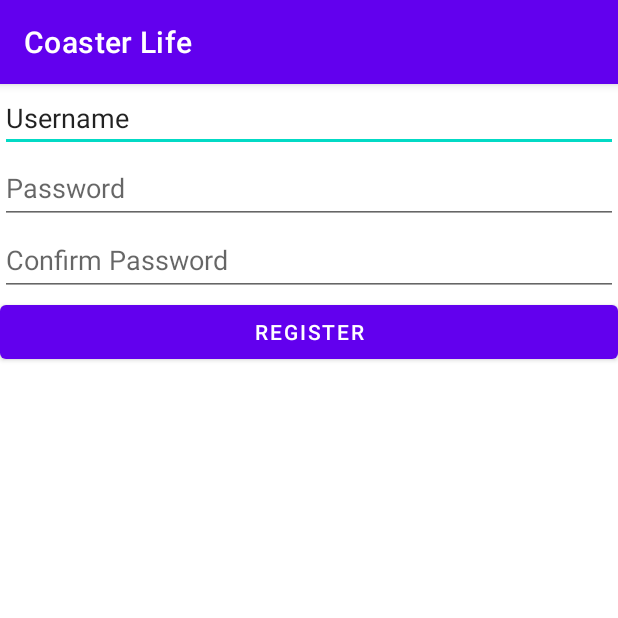
After one commit to Team-Coaster/coaster_life, an Android app: the signup screen opened directly, with no data from a screen before it, on a phone screen of 412 x 824 dp, the top half of it. The commit adds this screen. Run offline under Robolectric (Android 15) with nearby library versions, the phone set to English and light mode, and no system bars; libraries missing offline, so code that uses them is left out: com.parse.

Commit message:
Created a log in screen and a register screen.

```diff
--- a/app/build.gradle
+++ b/app/build.gradle
@@ -32,6 +32,9 @@ dependencies {
     implementation 'androidx.appcompat:appcompat:1.3.1'
     implementation 'com.google.android.material:material:1.4.0'
     implementation 'androidx.constraintlayout:constraintlayout:2.1.1'
+    implementation "com.github.parse-community.Parse-SDK-Android:parse:2.0.4"
+    implementation 'com.squareup.okhttp3:logging-interceptor:3.8.1'
+    implementation 'com.parse.bolts:bolts-android:1.4.0'
     testImplementation 'junit:junit:4.+'
     androidTestImplementation 'androidx.test.ext:junit:1.1.3'
     androidTestImplementation 'androidx.test.espresso:espresso-core:3.4.0'
--- a/app/src/main/java/com/teamcoaster/coasterlife/MainActivity.java
+++ b/app/src/main/java/com/teamcoaster/coasterlife/MainActivity.java
@@ -10,6 +10,6 @@ public class MainActivity extends AppCompatActivity {
     protected void onCreate(Bundle savedInstanceState) {
         super.onCreate(savedInstanceState);
         setContentView(R.layout.activity_main);
-        String hello = "Hello World";
+
     }
 }
--- /dev/null
+++ b/app/src/main/java/com/teamcoaster/coasterlife/signup.java
@@ -0,0 +1,75 @@
+package com.teamcoaster.coasterlife;
+
+import android.content.Intent;
+import android.os.Bundle;
+import android.util.Log;
+import android.view.View;
+import android.widget.Button;
+import android.widget.EditText;
+import android.widget.Toast;
+
+import androidx.appcompat.app.AppCompatActivity;
+
+import com.parse.ParseException;
+import com.parse.ParseUser;
+import com.parse.SignUpCallback;
+
+public class signup extends AppCompatActivity {
+
+    public static final String TAG = "SignupActivity";
+    private EditText etSignUpUsername;
+    private EditText etPassword;
+    private EditText etConfirmPassword;
+    private Button btnRegister;
+
+    protected void onCreate(Bundle savedInstanceState) {
+        super.onCreate(savedInstanceState);
+        setContentView(R.layout.activity_signup);
+        etSignUpUsername = findViewById(R.id.etSignUpUsername);
+        etPassword = findViewById(R.id.etSignUpPassword);
+        etConfirmPassword = findViewById(R.id.etConfirmPassword);
+        btnRegister = findViewById(R.id.btnRegister);
+
+        btnRegister.setOnClickListener(new View.OnClickListener() {
+            @Override
+            public void onClick(View view) {
+                String useName = etSignUpUsername.getText().toString();
+                String pwd = etPassword.getText().toString();
+                String confirm = etConfirmPassword.getText().toString();
+
+                if (pwd.equals(confirm)) {
+                    ParseUser user = new ParseUser();
+                    user.setUsername(useName);
+                    user.setPassword(pwd);
+                    user.signUpInBackground(new SignUpCallback() {
+                        @Override
+                        public void done(ParseException e) {
+                            if (e  == null) {
+                                ParseUser.logOut();
+                                Toast.makeText(signup.this, "You are registered " + useName, Toast.LENGTH_SHORT).show();
+                                goLogin();
+                            } else {
+                                Log.e(TAG, "Issue with sign up", e);
+                                return;
+                            }
+                        }
+                    });
+                }
+
+                else {
+                    Log.i(TAG, "Passwords dont match");
+                    Toast.makeText(signup.this, "Passwords must match in order to register", Toast.LENGTH_SHORT).show();
+                }
+            }
+        });
+
+
+
+    }
+
+    private void goLogin() {
+        Intent i = new Intent(this, Login.class);
+        startActivity(i);
+        finish();
+    }
+}
--- /dev/null
+++ b/app/src/main/res/layout/activity_signup.xml
@@ -0,0 +1,45 @@
+<?xml version="1.0" encoding="utf-8"?>
+<LinearLayout
+    xmlns:android="http://schemas.android.com/apk/res/android"
+    xmlns:app="http://schemas.android.com/apk/res-auto"
+    xmlns:tools="http://schemas.android.com/tools"
+    android:layout_width="match_parent"
+    android:layout_height="match_parent"
+    android:orientation="vertical"
+    tools:context=".signup">
+
+    <EditText
+        android:id="@+id/etSignUpUsername"
+        android:layout_width="match_parent"
+        android:layout_height="wrap_content"
+        android:ems="10"
+        android:hint="@string/username"
+        android:inputType="textPersonName"
+        android:text="@string/username" />
+
+    <EditText
+        android:id="@+id/etSignUpPassword"
+        android:layout_width="match_parent"
+        android:layout_height="wrap_content"
+        android:ems="10"
+        android:hint="@string/password"
+        android:inputType="textPersonName|textWebPassword"
+        android:minHeight="48dp"
+        tools:text="@string/password" />
+
+    <EditText
+        android:id="@+id/etConfirmPassword"
+        android:layout_width="match_parent"
+        android:layout_height="wrap_content"
+        android:ems="10"
+        android:hint="@string/conPassword"
+        android:inputType="textPersonName|textWebPassword"
+        android:minHeight="48dp"
+        tools:text="@string/conPassword" />
+
+    <Button
+        android:id="@+id/btnRegister"
+        android:layout_width="match_parent"
+        android:layout_height="wrap_content"
+        android:text="@string/register" />
+</LinearLayout>
--- a/app/src/main/res/values/strings.xml
+++ b/app/src/main/res/values/strings.xml
@@ -1,3 +1,12 @@
 <resources>
     <string name="app_name">Coaster Life</string>
+    <string name="back4app_server_url">https://parseapi.back4app.com</string>
+    <string name="back4app_app_id">6r6HH3JwaKJcuJmVx3qEzjABU3ILGXxX2yWajtDN</string>
+    <string name="back4app_client_key">b0Yg9QkzLkTowYcWOUN5u9rJaSyL74EiOdAqNgbI</string>
+    <string name="login">Login</string>
+    <string name="account">Create Account</string>
+    <string name="username">Username</string>
+    <string name="password">Password</string>
+    <string name="conPassword">Confirm Password</string>
+    <string name="register">Register</string>
 </resources>
--- a/build.gradle
+++ b/build.gradle
@@ -3,6 +3,7 @@ buildscript {
     repositories {
         google()
         mavenCentral()
+        maven { url 'https://jitpack.io' }
     }
     dependencies {
         classpath "com.android.tools.build:gradle:7.0.2"
--- a/settings.gradle
+++ b/settings.gradle
@@ -4,6 +4,7 @@ dependencyResolutionManagement {
         google()
         mavenCentral()
         jcenter() // Warning: this repository is going to shut down soon
+        maven {url 'https://jitpack.io'}
     }
 }
 rootProject.name = "Coaster Life"
```
Also changed, not shown: app/src/main/AndroidManifest.xml (+9 -1 lines), app/src/main/java/com/teamcoaster/coasterlife/App.java (added, +17 -0 lines), app/src/main/java/com/teamcoaster/coasterlife/Login.java (added, +85 -0 lines), app/src/main/res/layout/activity_login.xml (added, +47 -0 lines).
